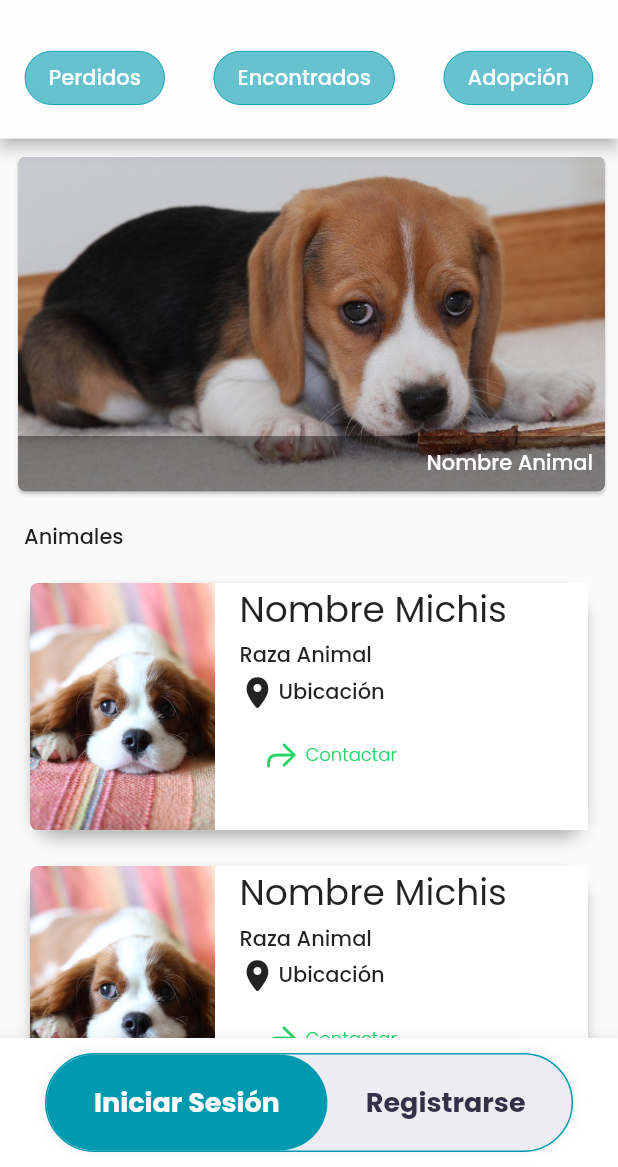
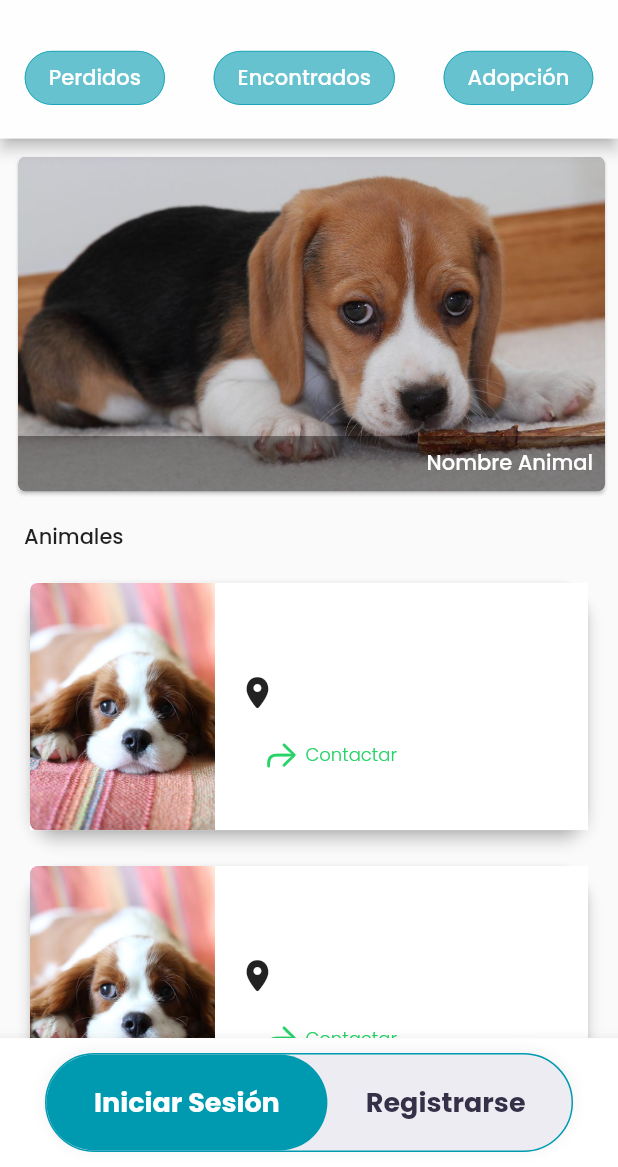
Before and after one commit to lduchi/Front-Family_Lost-FAAN, a Flutter app: the MainWrapper screen opened directly, on a phone screen of 412 x 824 dp, the part 69-1236 px from its top. Run offline on Flutter 3.47's test engine with Material 2 defaults, Android fonts, the light colour scheme and no system bars; our stand-ins replace flutter_bloc, fluttertoast, google_fonts, iconly, image_picker, lottie; missing offline and left inert: material_dialogs; project files that could hold a hidden picture were left out.

Commit message:
Implementar con Json

```diff
--- /dev/null
+++ b/lib/ServiciosApp/models/animal.dart
@@ -0,0 +1,15 @@
+import 'package:familylost_faan/ServiciosApp/models/photo.dart';
+
+class Animal {
+  int id = 1;
+  String nombre = "null";
+  String raza = "null";
+  String ubicacion = "null";
+  Animal({
+    required this.id,
+    required this.nombre,
+    required this.raza,
+    required this.ubicacion,
+  });
+
+}
--- a/lib/pages/animal_item_page.dart
+++ b/lib/pages/animal_item_page.dart
@@ -1,3 +1,4 @@
+import 'package:familylost_faan/ServiciosApp/models/animal.dart';
 import 'package:familylost_faan/pages/detalles_animal.dart';
 import 'package:familylost_faan/utilities/Colors/app_colors.dart';
 import 'package:familylost_faan/utilities/Fonts/app_fonts.dart';
@@ -6,9 +7,10 @@ import 'package:familylost_faan/utilities/texts/app_strings.dart';
 import 'package:flutter/material.dart';
 
 class AnimalItemPage extends StatefulWidget {
-  const AnimalItemPage({super.key, required this.image});
+  const AnimalItemPage({super.key, required this.image, required this.animalData, });
 
   final String image;
+  final Animal animalData;
 
   @override
   _AnimalItemPageState createState() => _AnimalItemPageState();
@@ -67,12 +69,12 @@ class _AnimalItemPageState extends State<AnimalItemPage> {
                 crossAxisAlignment: CrossAxisAlignment.start,
                 children: [
                   Text(
-                    'Nombre Michis',
+                    widget.animalData.nombre,
                     style: AppFonts.title,
                   ),
                   const SizedBox(height: 2),
                   Text(
-                    'Raza Animal',
+                    widget.animalData.raza,
                     style: AppFonts.primary,
                   ),
                   const SizedBox(height: 2),
@@ -82,7 +84,7 @@ class _AnimalItemPageState extends State<AnimalItemPage> {
                       AppIcons.locationIcon,
                       const SizedBox(width: 2),
                       Text(
-                        AppStrings.labelLocation,
+                        widget.animalData.ubicacion,
                         style: AppFonts.primary,
                       ),
                     ],
--- a/lib/pages/home_page.dart
+++ b/lib/pages/home_page.dart
@@ -1,3 +1,4 @@
+import 'package:familylost_faan/ServiciosApp/models/animal.dart';
 import 'package:familylost_faan/pages/animal_item_page.dart';
 import 'package:familylost_faan/utilities/AssetManager/asset_manager.dart';
 import 'package:familylost_faan/utilities/Colors/app_colors.dart';
@@ -5,7 +6,10 @@ import 'package:familylost_faan/utilities/Fonts/app_fonts.dart';
 import 'package:flutter/material.dart';
 
 class HomePage extends StatefulWidget {
-  const HomePage({Key? key}) : super(key: key);
+  //cambiar pa' json
+  final Animal animalData;
+
+  const HomePage({Key? key , required this.animalData}) : super(key: key);
 
   @override
   State<HomePage> createState() => _HomePageState();
@@ -14,6 +18,7 @@ class HomePage extends StatefulWidget {
 class _HomePageState extends State<HomePage> {
   var _deviceHeight;
   var _deviceWidth;
+
 
   ButtonStyle enabledFilledButtonStyle(bool selected, ColorScheme colors) {
     return IconButton.styleFrom(
@@ -36,10 +41,14 @@ class _HomePageState extends State<HomePage> {
   @override
   void initState() {
     super.initState();
+    print(widget.animalData.ubicacion);
+
   }
 
   @override
   Widget build(BuildContext context) {
+    print(widget.animalData.ubicacion);
+
     _deviceHeight = MediaQuery.of(context).size.height;
     _deviceWidth = MediaQuery.of(context).size.width;
     return Container(
@@ -81,8 +90,9 @@ class _HomePageState extends State<HomePage> {
               child: InkWell(
                 onTap: () {},
                 child: AnimalItemPage(
-                  image: image,
+                  image: image, animalData: widget.animalData,
                 ),
+
               ),
             ),
           );
--- a/lib/widgets/main_wrapper.dart
+++ b/lib/widgets/main_wrapper.dart
@@ -3,6 +3,7 @@ import 'package:familylost_faan/Screen/publicaci_n_animal_encontrado_screen.dart
 import 'package:familylost_faan/Screen/seleccionar_tipo_publi.dart';
 import 'package:familylost_faan/Screen/Sign_In_Up/sign_in.dart';
 import 'package:familylost_faan/profile/Menu_profile.dart';
+import 'package:familylost_faan/ServiciosApp/models/animal.dart';
 import 'package:familylost_faan/utilities/Fonts/app_fonts.dart';
 import 'package:familylost_faan/utilities/enum/dialog_type.dart';
 import 'package:flutter/material.dart';
@@ -18,27 +19,29 @@ import 'package:google_fonts/google_fonts.dart';
 import 'package:iconly/iconly.dart';
 import '../Utils/colors.dart';
 
+late Animal animalDatas = Animal(id: 1, nombre: "", raza: "", ubicacion: "");
+
 class MainWrapper extends StatefulWidget {
   final bool isLoggedIn;
+
 
   const MainWrapper({super.key, required this.isLoggedIn});
 
   @override
   State<MainWrapper> createState() => _MainWrapperState(isLoggedIn: isLoggedIn);
 }
-
 class _MainWrapperState extends State<MainWrapper> {
   final bool isLoggedIn;
   var _deviceHeight;
   var _deviceWidth;
   late PageController pageController;
-
   _MainWrapperState({required this.isLoggedIn});
 
   @override
   void initState() {
     super.initState();
     pageController = PageController();
+
   }
 
   @override
@@ -49,9 +52,9 @@ class _MainWrapperState extends State<MainWrapper> {
 
   // List of Pages: Home, Search, Profile
   final List<Widget> pages = [
-    HomePage(),
+    HomePage(animalData:animalDatas ,),
     FavoritePage(),
-    HomePage(),
+    HomePage(animalData: animalDatas,),
     ProfilePage(),
   ];
   void onPageChanged(int page) {
@@ -142,7 +145,18 @@ class _MainWrapperState extends State<MainWrapper> {
               _buildOutlinedButton(
                 AppStrings.navigationAdoption,
                 () {
-                  // TODO: Implementar filtro de "Adoption"
+                  animalDatas = Animal(id: 1, nombre: "AS", raza: "raza", ubicacion: "nueva"); // Inicializar aquí
+
+                // Navegar a la página HomePage con los nuevos datos
+                  Navigator.push(
+                    context,
+                    MaterialPageRoute(
+                      builder: (context) => BlocProvider(
+                        create: (context) => BottomNavCubit(),
+                        child: const MainWrapper(isLoggedIn: true),
+                      ),
+                    ),
+                  );
                 },
               ),
             ],
```
